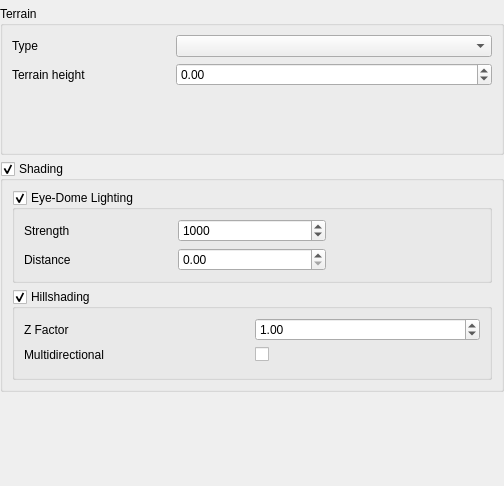
Qt form src/ui/qgsprojectelevationsettingswidgetbase.ui (qgis/QGIS) before a commit.
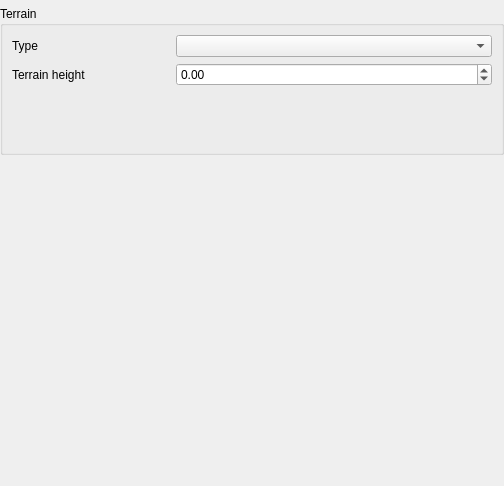
The same form after that commit. Custom widgets are drawn as their Qt base class.

The edit to the form file:
```diff
--- a/src/ui/qgsprojectelevationsettingswidgetbase.ui
+++ b/src/ui/qgsprojectelevationsettingswidgetbase.ui
@@ -216,120 +216,7 @@
     </widget>
    </item>
    <item>
-    <widget class="QgsCollapsibleGroupBox" name="mShadingGroupBox">
-     <property name="title">
-      <string>Shading</string>
-     </property>
-     <property name="checkable">
-      <bool>true</bool>
-     </property>
-     <layout class="QVBoxLayout" name="verticalLayout_2">
-      <item>
-       <widget class="QgsCollapsibleGroupBox" name="mEdlGroupBox">
-        <property name="title">
-         <string>Eye-Dome Lighting</string>
-        </property>
-        <property name="checkable">
-         <bool>true</bool>
-        </property>
-        <layout class="QGridLayout" name="gridLayout_5">
-         <item row="0" column="1">
-          <widget class="QgsDoubleSpinBox" name="mEdlStrengthSpinBox">
-           <property name="toolTip">
-            <string>Adjusts how strong the added shading will be. Greater values mean stronger effect.</string>
-           </property>
-           <property name="decimals">
-            <number>0</number>
-           </property>
-           <property name="maximum">
-            <double>999999999999.000000000000000</double>
-           </property>
-           <property name="singleStep">
-            <double>100.000000000000000</double>
-           </property>
-           <property name="value">
-            <double>1000.000000000000000</double>
-           </property>
-          </widget>
-         </item>
-         <item row="1" column="1">
-          <widget class="QgsDoubleSpinBox" name="mEdlDistanceSpinBox">
-           <property name="toolTip">
-            <string>Distance away from the original pixel to sample neighbors.</string>
-           </property>
-          </widget>
-         </item>
-         <item row="1" column="0">
-          <widget class="QLabel" name="label_2">
-           <property name="text">
-            <string>Distance</string>
-           </property>
-          </widget>
-         </item>
-         <item row="0" column="0">
-          <widget class="QLabel" name="label">
-           <property name="text">
-            <string>Strength</string>
-           </property>
-          </widget>
-         </item>
-         <item row="1" column="2">
-          <widget class="QgsUnitSelectionWidget" name="mEdlDistanceUnit" native="true"/>
-         </item>
-        </layout>
-       </widget>
-      </item>
-      <item>
-       <widget class="QgsCollapsibleGroupBox" name="mHillshadingGroupBox">
-        <property name="title">
-         <string>Hillshading</string>
-        </property>
-        <property name="checkable">
-         <bool>true</bool>
-        </property>
-        <layout class="QGridLayout" name="gridLayout_6">
-         <item row="0" column="0">
-          <widget class="QLabel" name="mHillshadingZFactorLabel">
-           <property name="text">
-            <string>Z Factor</string>
-           </property>
-          </widget>
-         </item>
-         <item row="1" column="0">
-          <widget class="QLabel" name="mHillshadingMultidirLabel">
-           <property name="text">
-            <string>Multidirectional</string>
-           </property>
-          </widget>
-         </item>
-         <item row="0" column="1">
-          <widget class="QDoubleSpinBox" name="mHillshadingZFactorSpinBox">
-           <property name="maximum">
-            <double>9999999999999999455752309870428160.000000000000000</double>
-           </property>
-           <property name="value">
-            <double>1.000000000000000</double>
-           </property>
-          </widget>
-         </item>
-         <item row="1" column="1">
-          <widget class="QCheckBox" name="mHillshadingMultidirCheckBox">
-           <property name="text">
-            <string/>
-           </property>
-           <property name="tristate">
-            <bool>false</bool>
-           </property>
-          </widget>
-         </item>
-         <item row="2" column="0" colspan="2">
-          <widget class="QgsDirectionalLightWidget" name="mDirectionalLightWidget" native="true"/>
-         </item>
-        </layout>
-       </widget>
-      </item>
-     </layout>
-    </widget>
+    <layout class="QVBoxLayout" name="mShadingSettingsLayout"/>
    </item>
    <item>
     <spacer name="verticalSpacer">
@@ -363,24 +250,6 @@
    <header>qgsmessagebar.h</header>
    <container>1</container>
   </customwidget>
-  <customwidget>
-   <class>QgsDirectionalLightWidget</class>
-   <extends>QWidget</extends>
-   <header>qgsdirectionallightwidget.h</header>
-   <container>1</container>
-  </customwidget>
-  <customwidget>
-   <class>QgsCollapsibleGroupBox</class>
-   <extends>QGroupBox</extends>
-   <header>qgscollapsiblegroupbox.h</header>
-   <container>1</container>
-  </customwidget>
-  <customwidget>
-   <class>QgsUnitSelectionWidget</class>
-   <extends>QWidget</extends>
-   <header>qgsunitselectionwidget.h</header>
-   <container>1</container>
-  </customwidget>
  </customwidgets>
  <resources/>
  <connections/>
```
